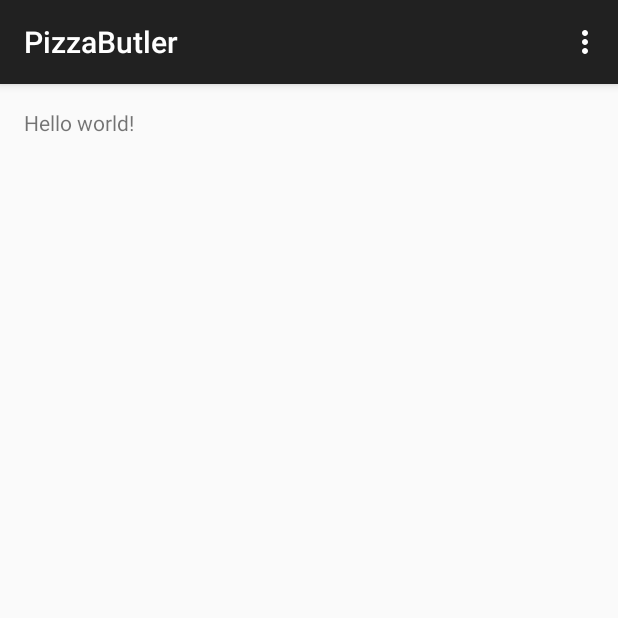
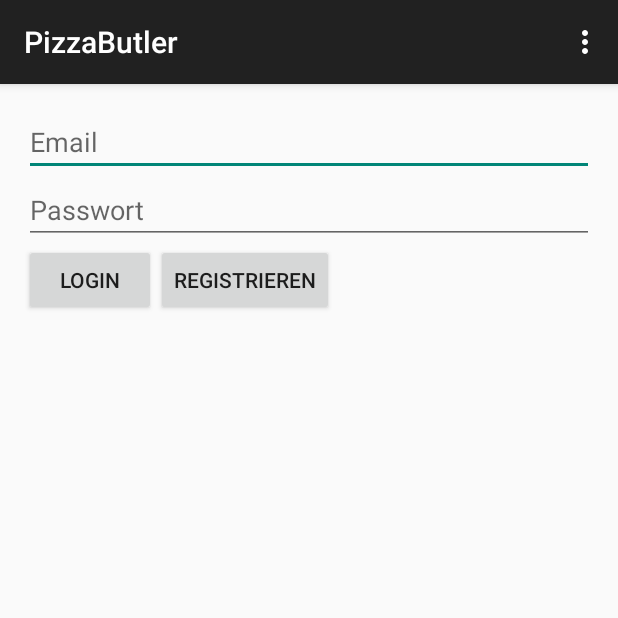
Before and after one commit to DominikS745/App-entwicklung, an Android app: the screen it shows after launch (MainActivity before the commit, LoginActivity after it), on a phone screen of 412 x 824 dp, the top half of it. Run offline under Robolectric (Android 15) with nearby library versions, the phone set to English and light mode, and no system bars.

Commit message:
Layout anlegen, Strings anlegen, Login mit Toast anlegen

```diff
--- a/app/src/main/AndroidManifest.xml
+++ b/app/src/main/AndroidManifest.xml
@@ -8,7 +8,7 @@
         android:label="@string/app_name"
         android:theme="@style/AppTheme" >
         <activity
-            android:name=".MainActivity"
+            android:name=".LoginActivity"
             android:label="@string/app_name" >
             <intent-filter>
                 <action android:name="android.intent.action.MAIN" />
--- /dev/null
+++ b/app/src/main/java/de/dhbw/pizzabutler/LoginActivity.java
@@ -0,0 +1,61 @@
+package de.dhbw.pizzabutler;
+
+import android.support.v7.app.AppCompatActivity;
+import android.os.Bundle;
+import android.view.Menu;
+import android.view.MenuItem;
+import android.view.View;
+import android.widget.EditText;
+import android.widget.Toast;
+
+public class LoginActivity extends AppCompatActivity {
+
+    private String user = "test@mail.com";
+    private String password = "password";
+
+    @Override
+    protected void onCreate(Bundle savedInstanceState) {
+        super.onCreate(savedInstanceState);
+        setContentView(R.layout.activity_login);
+    }
+
+    @Override
+    public boolean onCreateOptionsMenu(Menu menu) {
+        // Inflate the menu; this adds items to the action bar if it is present.
+        getMenuInflater().inflate(R.menu.menu_login, menu);
+        return true;
+    }
+
+    @Override
+    public boolean onOptionsItemSelected(MenuItem item) {
+        // Handle action bar item clicks here. The action bar will
+        // automatically handle clicks on the Home/Up button, so long
+        // as you specify a parent activity in AndroidManifest.xml.
+        int id = item.getItemId();
+
+        //noinspection SimplifiableIfStatement
+        if (id == R.id.action_settings) {
+            return true;
+        }
+
+        return super.onOptionsItemSelected(item);
+    }
+
+    public void registrieren(View v) {
+
+    }
+
+    public void logIn(View v) {
+
+        EditText eingabeUser = (EditText) findViewById(R.id.benutzername);
+        EditText eingabePasswort = (EditText) findViewById(R.id.passwort);
+
+        if(user.equals(eingabeUser.getText().toString()) && password.equals(eingabePasswort.getText().toString())){
+            Toast success = Toast.makeText(this, "Login erfolgreich!", Toast.LENGTH_SHORT);
+            success.show();
+        } else {
+            Toast failure = Toast.makeText(this, "Email oder Passwort falsch", Toast.LENGTH_SHORT);
+            failure.show();
+        }
+    }
+}
--- a/app/src/main/java/de/dhbw/pizzabutler/MainActivity.java
+++ /dev/null
@@ -1,37 +0,0 @@
-package de.dhbw.pizzabutler;
-
-import android.support.v7.app.AppCompatActivity;
-import android.os.Bundle;
-import android.view.Menu;
-import android.view.MenuItem;
-
-public class MainActivity extends AppCompatActivity {
-
-    @Override
-    protected void onCreate(Bundle savedInstanceState) {
-        super.onCreate(savedInstanceState);
-        setContentView(R.layout.activity_main);
-    }
-
-    @Override
-    public boolean onCreateOptionsMenu(Menu menu) {
-        // Inflate the menu; this adds items to the action bar if it is present.
-        getMenuInflater().inflate(R.menu.menu_main, menu);
-        return true;
-    }
-
-    @Override
-    public boolean onOptionsItemSelected(MenuItem item) {
-        // Handle action bar item clicks here. The action bar will
-        // automatically handle clicks on the Home/Up button, so long
-        // as you specify a parent activity in AndroidManifest.xml.
-        int id = item.getItemId();
-
-        //noinspection SimplifiableIfStatement
-        if (id == R.id.action_settings) {
-            return true;
-        }
-
-        return super.onOptionsItemSelected(item);
-    }
-}
--- /dev/null
+++ b/app/src/main/res/layout/activity_login.xml
@@ -0,0 +1,51 @@
+<LinearLayout
+    xmlns:android="http://schemas.android.com/apk/res/android"
+    xmlns:tools="http://schemas.android.com/tools"
+    android:layout_width="match_parent"
+    android:layout_height="match_parent"
+    android:paddingBottom="@dimen/activity_vertical_margin"
+    android:paddingLeft="@dimen/activity_horizontal_margin"
+    android:paddingRight="@dimen/activity_horizontal_margin"
+    android:paddingTop="@dimen/activity_vertical_margin"
+    tools:context=".MainActivity"
+    android:orientation="vertical"
+    >
+
+    <EditText
+        android:layout_width="match_parent"
+        android:layout_height="wrap_content"
+        android:id="@+id/benutzername"
+        android:hint="@string/benutzername_hint"
+        android:inputType="textEmailAddress"
+    />
+
+    <EditText
+        android:layout_width="match_parent"
+        android:layout_height="wrap_content"
+        android:inputType="textPassword"
+        android:id="@+id/passwort"
+        android:hint="@string/passwort_hint"
+    />
+
+   <LinearLayout
+       android:layout_width="wrap_content"
+       android:layout_height="wrap_content"
+       android:orientation="horizontal">
+
+       <Button
+           android:layout_width="wrap_content"
+           android:layout_height="wrap_content"
+           android:onClick="logIn"
+           android:text="@string/login"
+       />
+
+       <Button
+           android:layout_width="wrap_content"
+           android:layout_height="wrap_content"
+           android:onClick="registrieren"
+           android:text="@string/registrieren"
+       />
+
+   </LinearLayout>
+
+</LinearLayout>
--- a/app/src/main/res/layout/activity_main.xml
+++ /dev/null
@@ -1,11 +0,0 @@
-<RelativeLayout xmlns:android="http://schemas.android.com/apk/res/android"
-    xmlns:tools="http://schemas.android.com/tools" android:layout_width="match_parent"
-    android:layout_height="match_parent" android:paddingLeft="@dimen/activity_horizontal_margin"
-    android:paddingRight="@dimen/activity_horizontal_margin"
-    android:paddingTop="@dimen/activity_vertical_margin"
-    android:paddingBottom="@dimen/activity_vertical_margin" tools:context=".MainActivity">
-
-    <TextView android:text="@string/hello_world" android:layout_width="wrap_content"
-        android:layout_height="wrap_content" />
-
-</RelativeLayout>
--- a/app/src/main/res/values/strings.xml
+++ b/app/src/main/res/values/strings.xml
@@ -1,6 +1,15 @@
 <resources>
+    <!-- APP  NAME -->
     <string name="app_name">PizzaButler</string>
 
-    <string name="hello_world">Hello world!</string>
-    <string name="action_settings">Settings</string>
+    <!-- Hints -->
+    <string name="benutzername_hint">Email</string>
+    <string name="passwort_hint">Passwort</string>
+
+    <!--Strings für Buttons -->
+    <string name="login">Login</string>
+    <string name="registrieren">Registrieren</string>
+
+    <!-- Aus Datei generiert -->
+    <string name="action_settings">Einstellungen</string>
 </resources>
```
Also changed, not shown: app/src/main/res/menu/menu_login.xml (renamed from app/src/main/res/menu/menu_main.xml), 1 other file.
